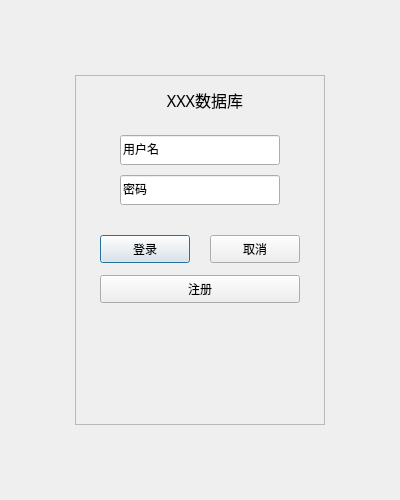
ljcleo/DBProj, file GUI/LoginDialogUI.ui: the form before one commit.
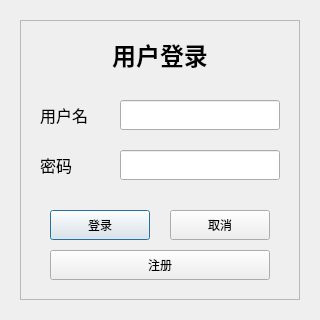
The form after the commit.

Commit message:
connect user info GUI and database interface
connect user info (login, register, info) GUI and database interface
fix numerous bugs in user database interface
update user related GUI appearance
record login user ID in MainPart
modularize the entire project and rename MainWin.py into __main__,py
# うるさいうるさいうるさい！

Diff of the .ui file:
```diff
--- a/GUI/LoginDialogUI.ui
+++ b/GUI/LoginDialogUI.ui
@@ -6,8 +6,8 @@
    <rect>
     <x>0</x>
     <y>0</y>
-    <width>400</width>
-    <height>500</height>
+    <width>320</width>
+    <height>320</height>
    </rect>
   </property>
   <property name="windowTitle">
@@ -16,10 +16,10 @@
   <widget class="QFrame" name="frame">
    <property name="geometry">
     <rect>
-     <x>75</x>
-     <y>75</y>
-     <width>250</width>
-     <height>350</height>
+     <x>20</x>
+     <y>20</y>
+     <width>280</width>
+     <height>280</height>
     </rect>
    </property>
    <property name="contextMenuPolicy">
@@ -34,10 +34,10 @@
    <widget class="QPushButton" name="Login">
     <property name="geometry">
      <rect>
-      <x>25</x>
-      <y>160</y>
-      <width>90</width>
-      <height>28</height>
+      <x>30</x>
+      <y>190</y>
+      <width>100</width>
+      <height>30</height>
      </rect>
     </property>
     <property name="text">
@@ -50,10 +50,10 @@
    <widget class="QPushButton" name="Register">
     <property name="geometry">
      <rect>
-      <x>25</x>
-      <y>200</y>
-      <width>200</width>
-      <height>28</height>
+      <x>30</x>
+      <y>230</y>
+      <width>220</width>
+      <height>30</height>
      </rect>
     </property>
     <property name="text">
@@ -63,10 +63,10 @@
    <widget class="QPushButton" name="Cancel">
     <property name="geometry">
      <rect>
-      <x>135</x>
-      <y>160</y>
-      <width>90</width>
-      <height>28</height>
+      <x>150</x>
+      <y>190</y>
+      <width>100</width>
+      <height>30</height>
      </rect>
     </property>
     <property name="text">
@@ -76,8 +76,8 @@
    <widget class="QLabel" name="Title">
     <property name="geometry">
      <rect>
-      <x>70</x>
-      <y>10</y>
+      <x>80</x>
+      <y>20</y>
       <width>120</width>
       <height>30</height>
      </rect>
@@ -85,14 +85,16 @@
     <property name="font">
      <font>
       <family>等线</family>
-      <pointsize>12</pointsize>
+      <pointsize>18</pointsize>
+      <weight>75</weight>
+      <bold>true</bold>
      </font>
     </property>
     <property name="layoutDirection">
      <enum>Qt::LeftToRight</enum>
     </property>
     <property name="text">
-     <string>XXX数据库</string>
+     <string>用户登录</string>
     </property>
     <property name="textFormat">
      <enum>Qt::AutoText</enum>
@@ -104,8 +106,8 @@
    <widget class="QLineEdit" name="UserName">
     <property name="geometry">
      <rect>
-      <x>45</x>
-      <y>60</y>
+      <x>100</x>
+      <y>80</y>
       <width>160</width>
       <height>30</height>
      </rect>
@@ -118,15 +120,12 @@
     <property name="autoFillBackground">
      <bool>false</bool>
     </property>
-    <property name="text">
-     <string>用户名</string>
-    </property>
    </widget>
    <widget class="QLineEdit" name="Password">
     <property name="geometry">
      <rect>
-      <x>45</x>
-      <y>100</y>
+      <x>100</x>
+      <y>130</y>
       <width>160</width>
       <height>30</height>
      </rect>
@@ -138,6 +137,59 @@
     </property>
     <property name="autoFillBackground">
      <bool>false</bool>
+    </property>
+    <property name="echoMode">
+     <enum>QLineEdit::Password</enum>
+    </property>
+   </widget>
+   <widget class="QLabel" name="UserIDLabel">
+    <property name="geometry">
+     <rect>
+      <x>20</x>
+      <y>80</y>
+      <width>70</width>
+      <height>30</height>
+     </rect>
+    </property>
+    <property name="minimumSize">
+     <size>
+      <width>0</width>
+      <height>12</height>
+     </size>
+    </property>
+    <property name="font">
+     <font>
+      <family>等线</family>
+      <pointsize>12</pointsize>
+     </font>
+    </property>
+    <property name="text">
+     <string>用户名</string>
+    </property>
+    <property name="buddy">
+     <cstring>UserName</cstring>
+    </property>
+   </widget>
+   <widget class="QLabel" name="PasswordLabel">
+    <property name="geometry">
+     <rect>
+      <x>20</x>
+      <y>130</y>
+      <width>70</width>
+      <height>30</height>
+     </rect>
+    </property>
+    <property name="minimumSize">
+     <size>
+      <width>0</width>
+      <height>12</height>
+     </size>
+    </property>
+    <property name="font">
+     <font>
+      <family>等线</family>
+      <pointsize>12</pointsize>
+     </font>
     </property>
     <property name="text">
      <string>密码</string>
```
Left out of the diff: 3 changed lines with no effect on the pictures. The commit also changes 18 other files.
